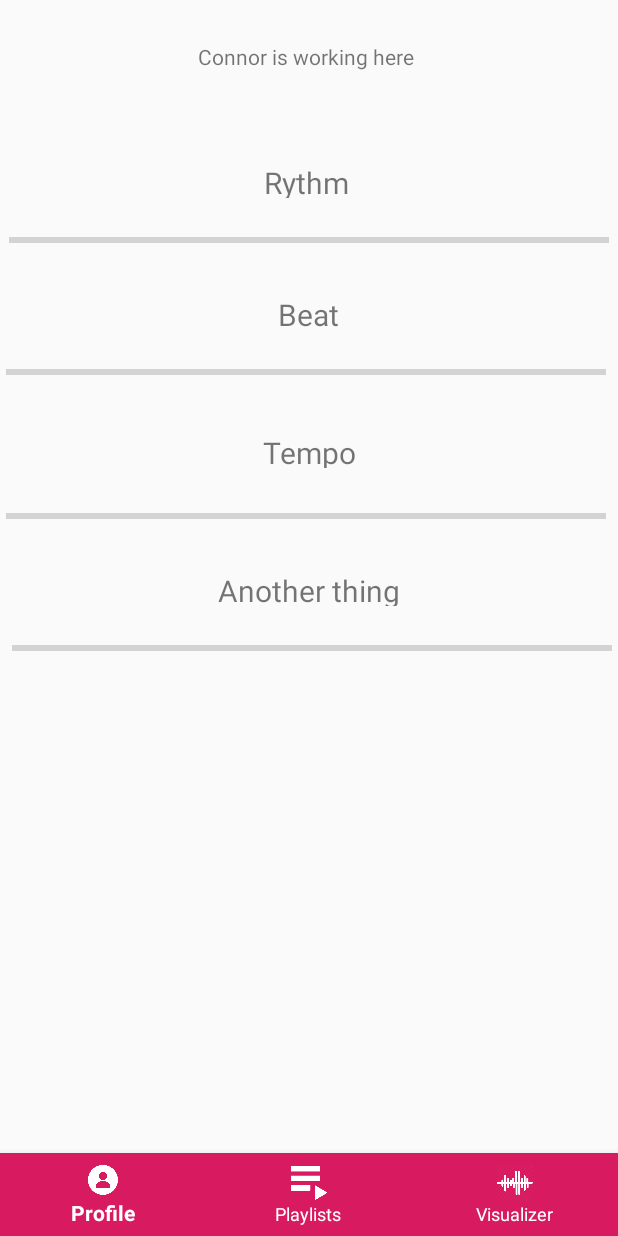
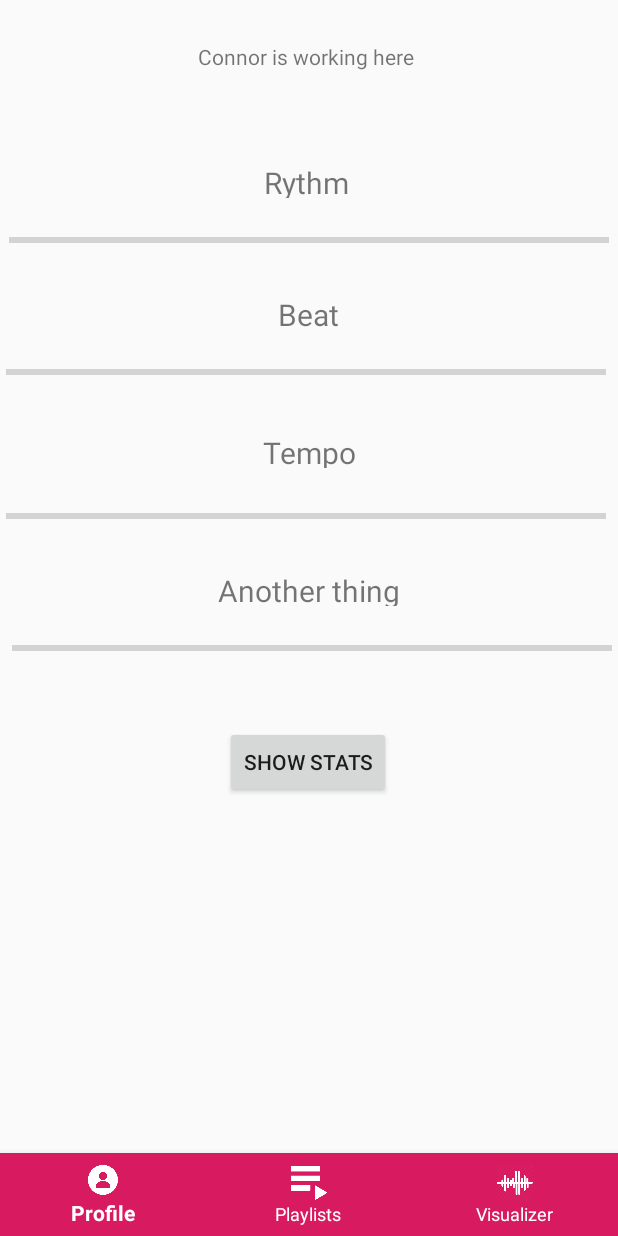
Before and after one commit to buzzeh/Statify, an Android app: the VisualizerFragment screen opened through its navigation route, on a phone screen of 412 x 824 dp. Run offline under Robolectric (Android 15) with nearby library versions, the phone set to English and light mode, and no system bars; libraries missing offline, so code that uses them is left out: com.spotify.sdk.

Commit message:
Fixed navigation bug

```diff
--- a/app/src/main/java/com/cristhian/statify/views/PlaylistFragment.kt
+++ b/app/src/main/java/com/cristhian/statify/views/PlaylistFragment.kt
@@ -31,7 +31,7 @@ class PlaylistFragment : Fragment() {
                 var response = false
                 when (item.itemId) {
                     R.id.profile_nav -> {
-                        Navigation.findNavController(view).navigate(R.id.action_login_to_profile)
+                        Navigation.findNavController(view).navigate(R.id.action_PlaylistFragment_to_ProfileFragment)
                         response = true
                     }
                     R.id.playlists_nav -> {
--- a/app/src/main/res/layout/fragment_visualizer.xml
+++ b/app/src/main/res/layout/fragment_visualizer.xml
@@ -93,6 +93,13 @@
             app:layout_constraintStart_toStartOf="parent" app:layout_constraintEnd_toEndOf="parent"
             android:id="@+id/textView7" android:layout_marginBottom="48dp"
             app:layout_constraintBottom_toBottomOf="@+id/progressBar4"/>
+    <Button
+            android:text="Show Stats"
+            android:layout_width="wrap_content"
+            android:layout_height="wrap_content"
+            app:layout_constraintStart_toStartOf="parent" app:layout_constraintEnd_toEndOf="parent"
+            android:id="@+id/show_stats" app:layout_constraintTop_toTopOf="parent" android:layout_marginTop="484dp"
+            android:layout_marginStart="150dp" app:layout_constraintHorizontal_bias="0.0"/>
 
 
 </androidx.constraintlayout.widget.ConstraintLayout>
```
Also changed, not shown: app/src/main/java/com/cristhian/statify/views/VisualizerFragment.kt (+9 -1 lines).
